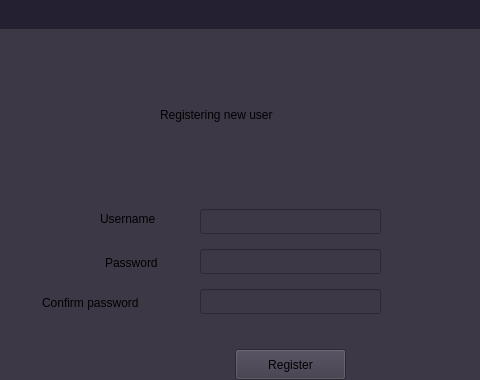
Above: source/mainwindow.ui from Zzzargo/5jars before the change; both pictures show x 110 to 590 and y 0 to 380 of the 800 by 600 pixel window. Below: the same form after it.
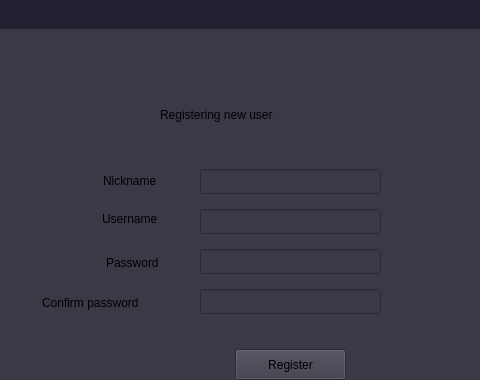
That is the form after the change. The open tabs and pages were chosen to show the change.

```diff
--- a/source/mainwindow.ui
+++ b/source/mainwindow.ui
@@ -389,7 +389,7 @@
      <widget class="QLabel" name="label_7">
       <property name="geometry">
        <rect>
-        <x>190</x>
+        <x>192</x>
         <y>180</y>
         <width>81</width>
         <height>20</height>
@@ -402,7 +402,7 @@
      <widget class="QLabel" name="label_8">
       <property name="geometry">
        <rect>
-        <x>195</x>
+        <x>196</x>
         <y>225</y>
         <width>81</width>
         <height>17</height>
@@ -513,6 +513,32 @@
        <string>Registering new user</string>
       </property>
      </widget>
+     <widget class="QLineEdit" name="line_register_nick">
+      <property name="geometry">
+       <rect>
+        <x>290</x>
+        <y>140</y>
+        <width>181</width>
+        <height>25</height>
+       </rect>
+      </property>
+      <property name="styleSheet">
+       <string notr="true"/>
+      </property>
+     </widget>
+     <widget class="QLabel" name="label_11">
+      <property name="geometry">
+       <rect>
+        <x>193</x>
+        <y>142</y>
+        <width>81</width>
+        <height>20</height>
+       </rect>
+      </property>
+      <property name="text">
+       <string>Nickname</string>
+      </property>
+     </widget>
     </widget>
    </widget>
   </widget>
```
Left out of the diff: 6 changed lines with no effect on the pictures.
